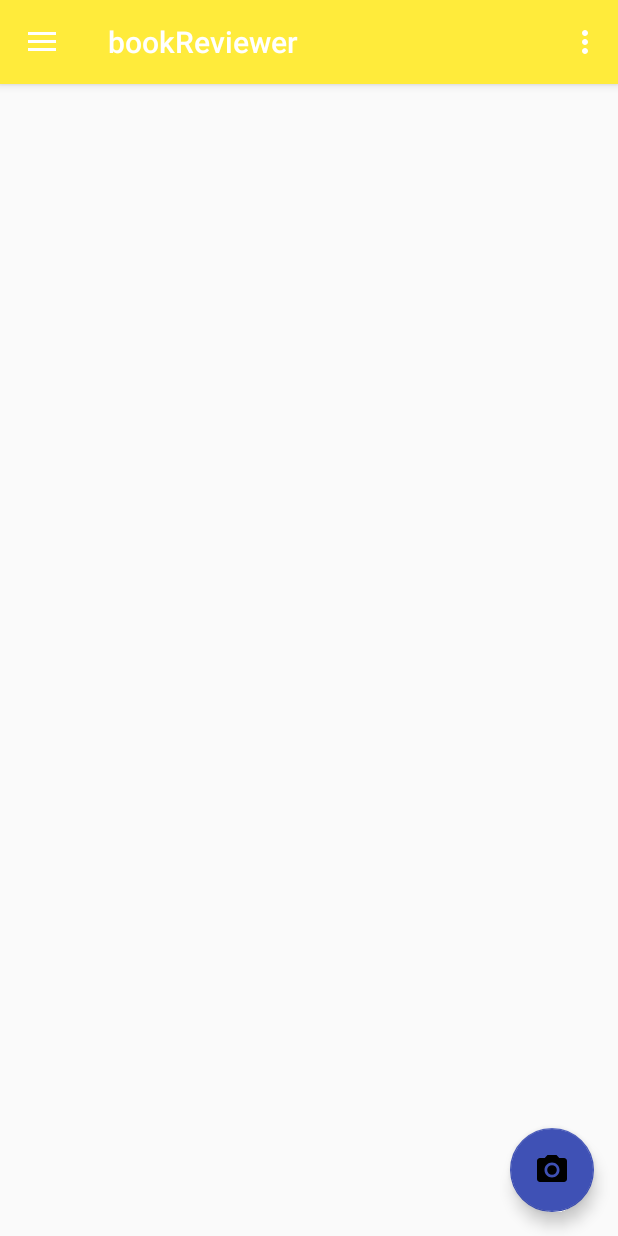
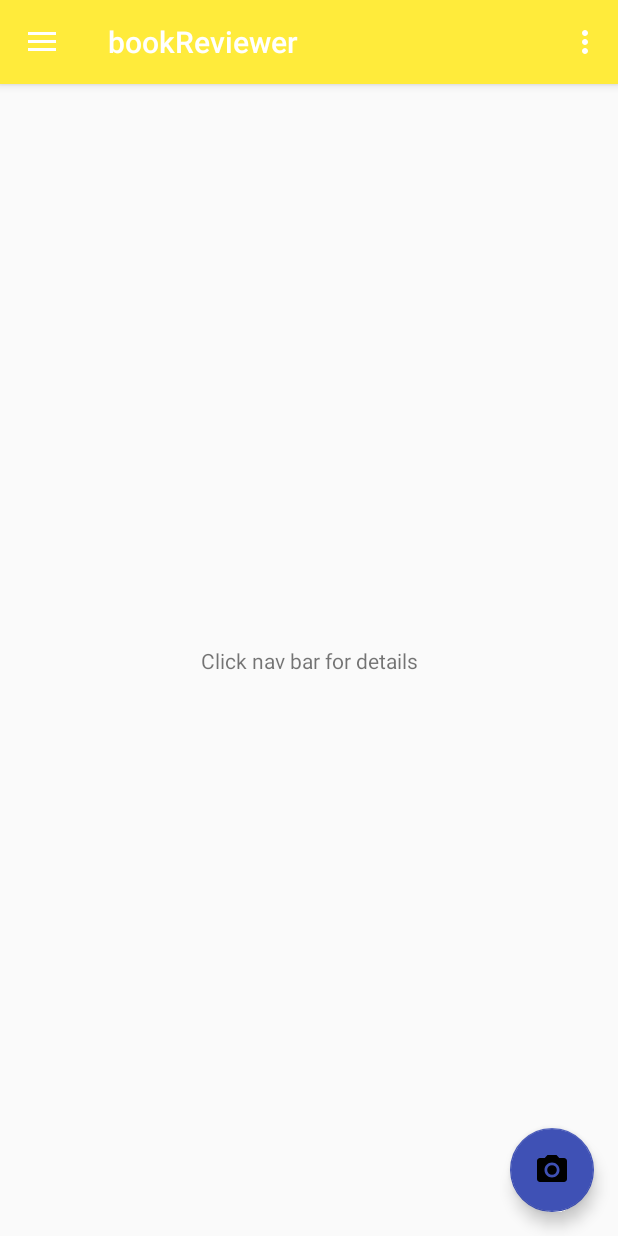
Before and after one commit to abhijeetmanhas/bookReviewer, an Android app: the screen it shows after launch (MainActivity), after a tap on an icon or button, on a phone screen of 412 x 824 dp. Run offline under Robolectric (Android 15) with nearby library versions, the phone set to English and light mode, and no system bars.

```diff
--- a/app/src/main/java/com/abhijeetmanhas/bookreviewer/MainActivity.java
+++ b/app/src/main/java/com/abhijeetmanhas/bookreviewer/MainActivity.java
@@ -23,7 +23,7 @@ import org.jsoup.nodes.Document;
 public class MainActivity extends AppCompatActivity
         implements NavigationView.OnNavigationItemSelectedListener {
     TextView texx;
-    String name, price, rating, url="https://www.google.co.in/search?q=intro to algos&tbm=shop",link;
+    String name, price, rating, url="https://www.amazon.in/s?i=stripbooks&rh=p_28%3A",link;
     //Menu menu;
     @Override
     protected void onCreate(Bundle savedInstanceState)  {
@@ -72,11 +72,13 @@ public class MainActivity extends AppCompatActivity
         @Override
         protected Void doInBackground(Void... voids) {
             try{
-                Document doc = Jsoup.connect(url).get();
+                String stemp = texx.getText().toString();
+                String quer_nam = stemp.replace(' ','+');
+                Document doc = Jsoup.connect(url+quer_nam).get();
                 name="CLRS";
                 price="₹1000";
                 rating ="4.5";
-                link=url;
+                link=url+quer_nam;
             }catch(Exception e){e.printStackTrace();}
             return null;
         }
@@ -84,7 +86,7 @@ public class MainActivity extends AppCompatActivity
         @Override
         protected void onPostExecute(Void aVoid) {
             super.onPostExecute(aVoid);
-            texx.setText(name);
+            texx.setText("Click nav bar for details");
 
             //namei.setTitle(name);
             /*
--- a/app/src/main/res/values/strings.xml
+++ b/app/src/main/res/values/strings.xml
@@ -14,5 +14,5 @@
     <string name="menu_share">Share</string>
     <string name="menu_send">Send</string>
 
-    <string name="name_cam">Detected Text</string>
+    <string name="name_cam">Introduction to Algorithms</string>
 </resources>
```
